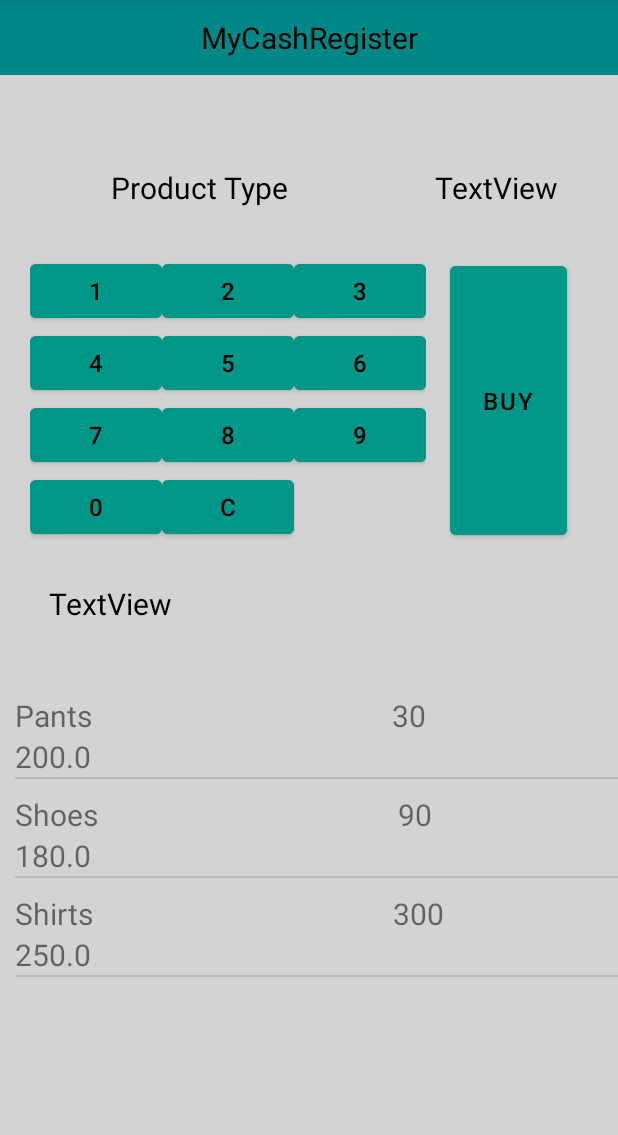
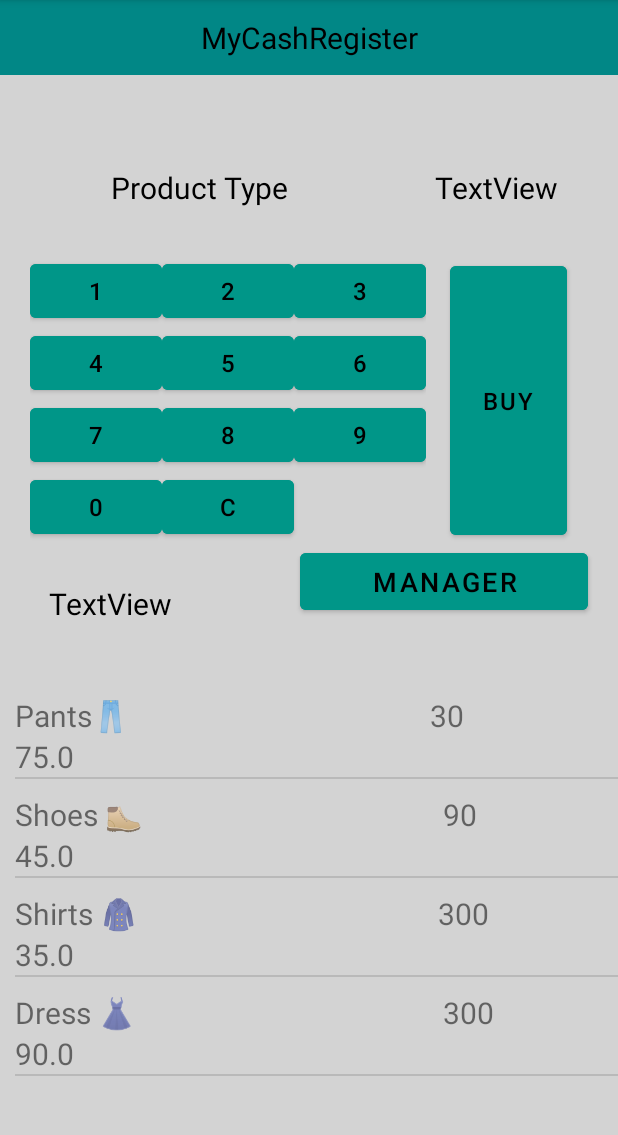
Before and after one commit to lindamol/CashRegisterAssignment2, an Android app: the screen it shows after launch (MainActivity), on a phone screen of 412 x 824 dp, the part 84-1219 px from its top. Run offline under Robolectric (Android 15) with nearby library versions, the phone set to English and light mode, and no system bars.

Commit message:
version2

```diff
--- a/app/src/main/java/com/example/cashregisterassignment2/ProductManager.java
+++ b/app/src/main/java/com/example/cashregisterassignment2/ProductManager.java
@@ -1,24 +1,40 @@
 package com.example.cashregisterassignment2;
 
 import java.util.ArrayList;
+import java.util.Date;
 
 public class ProductManager {
     ArrayList<Productlist> productArray = new ArrayList<>();
-    Productlist list1 = new Productlist("Pants",30,200);
-        Productlist list2 = new Productlist("Shoes",90,180);
-        Productlist list3 = new Productlist("Shirts",300,250);
+    ArrayList<Historylist> historyArray = new ArrayList<>();
+
+    Productlist list1 = new Productlist("Pants\uD83D\uDC56",30,75);
+        Productlist list2 = new Productlist("Shoes \uD83E\uDD7E",90,45);
+        Productlist list3 = new Productlist("Shirts \uD83E\uDDE5",300,35);
+        Productlist list4 = new Productlist("Dress 👗 ",300,90);
 
      void addtoArray(){
                 productArray.add(list1);
                 productArray.add(list2);
                 productArray.add(list3);
+                productArray.add(list4);
                  }
+     void addtoHistory(String date,int position,double total,int quantity){
+         String productname = productArray.get(position).getProductname();
+         double price = productArray.get(position).getPrice();
+         Historylist list = new Historylist(productname,quantity,price,date,total);
+         historyArray.add(list);// contains History and each of them stored in historylist
+     }
+    void printhistory()
+    { System.out.println(historyArray.toString()); }
+
     void printArray()
     { System.out.println(productArray.toString()); }
 
     boolean checkQuantity(int position, int userquantity){
          boolean isavailable = false;
         //System.out.println(" Quantity before calcualtion is "+userquantity );
+
+
          if(userquantity <= productArray.get(position).quantity){
              isavailable = true;
 
--- a/app/src/main/java/com/example/cashregisterassignment2/Productlist.java
+++ b/app/src/main/java/com/example/cashregisterassignment2/Productlist.java
@@ -4,6 +4,7 @@ public class Productlist {
     String productname;
     int quantity;
     double price;
+
 
     public Productlist(String productname, int quantity, double price) {
         this.productname = productname;
--- a/app/src/main/res/layout/activity_main.xml
+++ b/app/src/main/res/layout/activity_main.xml
@@ -13,7 +13,7 @@
         android:id="@+id/title"
         android:layout_width="match_parent"
         android:layout_height="50sp"
-       android:background="@color/teal_700"
+        android:background="@color/teal_700"
         android:gravity="center"
         android:text="@string/textcashregister"
         android:textColor="@color/black"
@@ -205,6 +205,18 @@
         android:textColor="@color/black"
         android:textSize="16sp"></Button>
 
+    <Button
+        android:id="@+id/buttonmanager"
+        android:layout_width="250sp"
+        android:layout_height="50sp"
+        android:textSize="18sp"
+        android:layout_below="@id/buyButton"
+        android:layout_marginStart="200sp"
+        android:layout_marginEnd="20sp"
+        android:backgroundTint="#009688"
+        android:text="MANAGER"
+        android:textColor="@color/black" />
+
     <TextView
         android:id="@+id/textViewquantity"
         android:layout_width="107dp"
```
Also changed, not shown: app/src/main/java/com/example/cashregisterassignment2/Historylist.java (added, +33 -0 lines), app/src/main/java/com/example/cashregisterassignment2/MainActivity.java (+27 -24 lines).
